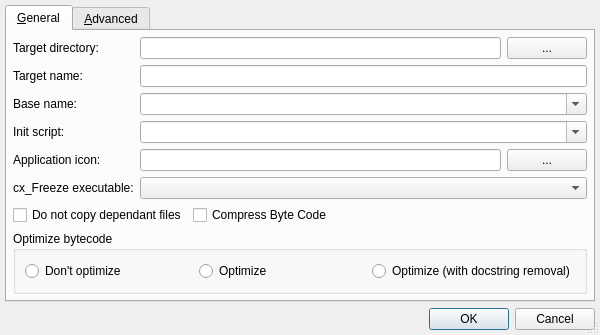
ag-python/ide-eric-cxfreeze, file CxFreeze/CxfreezeConfigDialog.ui: the form before one commit.
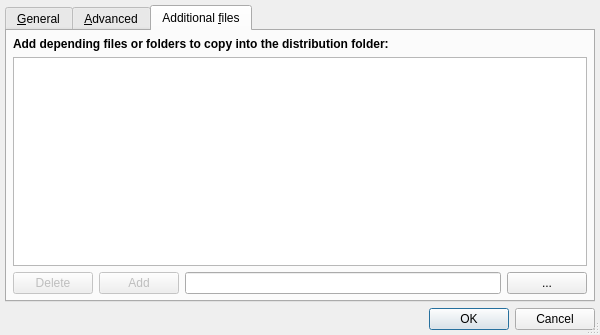
The form after the commit. The open tabs and pages were chosen to show the change.

Commit message: filedialog to add distribution dependent files, e.g. *.ui, readme, which are copied after the freeze process

```diff
--- a/CxFreeze/CxfreezeConfigDialog.ui
+++ b/CxFreeze/CxfreezeConfigDialog.ui
@@ -379,6 +379,82 @@
        </item>
       </layout>
      </widget>
+     <widget class="QWidget" name="tab">
+      <attribute name="title">
+       <string>Additional &amp;files</string>
+      </attribute>
+      <layout class="QVBoxLayout" name="verticalLayout">
+       <item>
+        <widget class="QLabel" name="headerLabel">
+         <property name="text">
+          <string>&lt;b&gt;Add depending files or folders to copy into the distribution folder:&lt;/b&gt;</string>
+         </property>
+        </widget>
+       </item>
+       <item>
+        <widget class="QListWidget" name="fileOrFolderList">
+         <property name="toolTip">
+          <string>List of files and directories which are copied into the distribution directory
+See 'What's this'</string>
+         </property>
+         <property name="whatsThis">
+          <string>&lt;html&gt;&lt;head/&gt;&lt;body&gt;&lt;p&gt;&lt;span style=&quot; font-weight:600;&quot;&gt;Additional files list&lt;/span&gt;&lt;/p&gt;&lt;p&gt;Here you can add files and folders which will not frozen by cx_Freeze, but maybe relevant to your application. This could be, e.g., some UI files or a dirctory with your translation files.&lt;/p&gt;&lt;p&gt;Easily add them to the list and they get copied after the freeze.&lt;/p&gt;&lt;p&gt;Remarks: &lt;/p&gt;&lt;p&gt;- Every file or folder will be copied relativ to the destination folder even if it's outside the sourcetree.&lt;/p&gt;&lt;p&gt;- Files and folders don't have to be added to the Eric project first.&lt;/p&gt;&lt;/body&gt;&lt;/html&gt;</string>
+         </property>
+         <property name="alternatingRowColors">
+          <bool>true</bool>
+         </property>
+        </widget>
+       </item>
+       <item>
+        <layout class="QHBoxLayout" name="addFilesButtonBox">
+         <item>
+          <widget class="QPushButton" name="deleteSelectedButton">
+           <property name="enabled">
+            <bool>false</bool>
+           </property>
+           <property name="toolTip">
+            <string>Press to delete the selected entry from the list</string>
+           </property>
+           <property name="text">
+            <string>Delete</string>
+           </property>
+          </widget>
+         </item>
+         <item>
+          <widget class="QPushButton" name="addFileOrFolderButton">
+           <property name="enabled">
+            <bool>false</bool>
+           </property>
+           <property name="toolTip">
+            <string>Press to add the entered file or directory to the list</string>
+           </property>
+           <property name="text">
+            <string>Add</string>
+           </property>
+          </widget>
+         </item>
+         <item>
+          <widget class="QLineEdit" name="fileOrFolderEdit">
+           <property name="toolTip">
+            <string>Enter a file or directory to be added.
+Wildcards are allowed, e.g. *.ui</string>
+           </property>
+          </widget>
+         </item>
+         <item>
+          <widget class="QPushButton" name="selectFileOrFolderButton">
+           <property name="toolTip">
+            <string>Press to select a file or directory via a selection dialog</string>
+           </property>
+           <property name="text">
+            <string>...</string>
+           </property>
+          </widget>
+         </item>
+        </layout>
+       </item>
+      </layout>
+     </widget>
     </widget>
    </item>
    <item>
```
Left out of the diff: 5 changed lines with no effect on the pictures. The commit also changes 13 other files.
